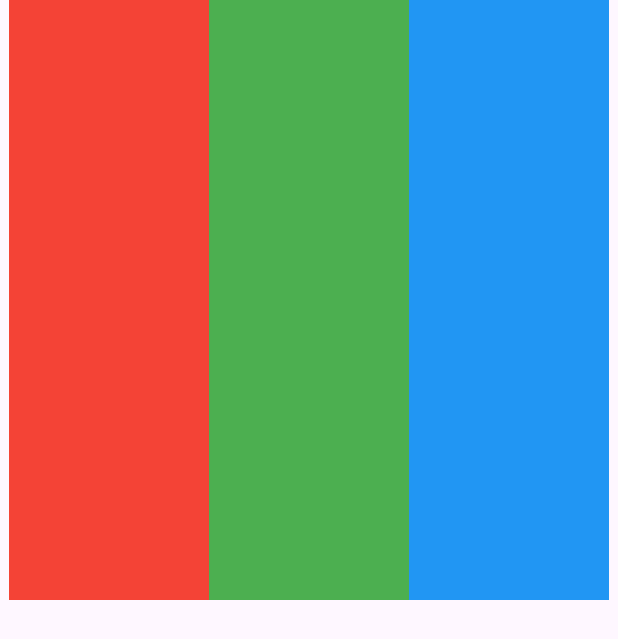
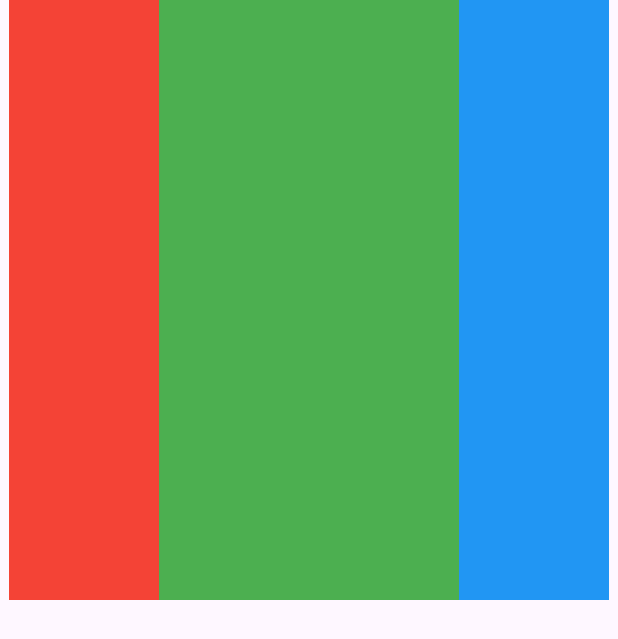
Before and after one commit to shahzaibahmad1426/Random_Practice, a Flutter app: the screen it shows after launch, on a phone screen of 412 x 824 dp. Shown: the top 639 px of the screen. Run offline on Flutter 3.47's test engine with Material 3 defaults, Android fonts, the phone set to English and light mode, and no system bars.

Commit message:
Flexible Widget

```diff
--- /dev/null
+++ b/lib/layout_widgets/flexible_widget.dart
@@ -0,0 +1,43 @@
+import 'package:flutter/material.dart';
+
+class FlexibleWidget extends StatelessWidget {
+  const FlexibleWidget({super.key});
+
+  @override
+  Widget build(BuildContext context) {
+    return Scaffold(
+      body: Row(
+        mainAxisAlignment: MainAxisAlignment.center,
+        children: [
+          SizedBox(
+            height: 400,
+            width: 400,
+            child: Row(
+              children: [
+                Container(
+                  color: Colors.red,
+                  height: 400,
+                  width: 100,
+                ),
+                Flexible(
+                  flex: 2,
+                  fit: FlexFit.tight,
+                  child: Container(
+                    color: Colors.green,
+                  ),
+                ),
+                Flexible(
+                  flex: 1,
+                  fit: FlexFit.loose,
+                  child: Container(
+                    color: Colors.blue,
+                  ),
+                ),
+              ],
+            ),
+          ),
+        ],
+      ),
+    );
+  }
+}
--- a/lib/main.dart
+++ b/lib/main.dart
@@ -1,5 +1,5 @@
 import 'package:flutter/material.dart';
-import 'package:random_practice/layout_widgets/expanded_widget.dart';
+import 'package:random_practice/layout_widgets/flexible_widget.dart';
 
 void main() {
   runApp(const MyApp());
@@ -22,7 +22,7 @@ class MyApp extends StatelessWidget {
    @override
    Widget build(BuildContext context) {
      return const Scaffold(
-       body: ExpandedWidget(),
+       body: FlexibleWidget(),
      );
    }
  }
```
